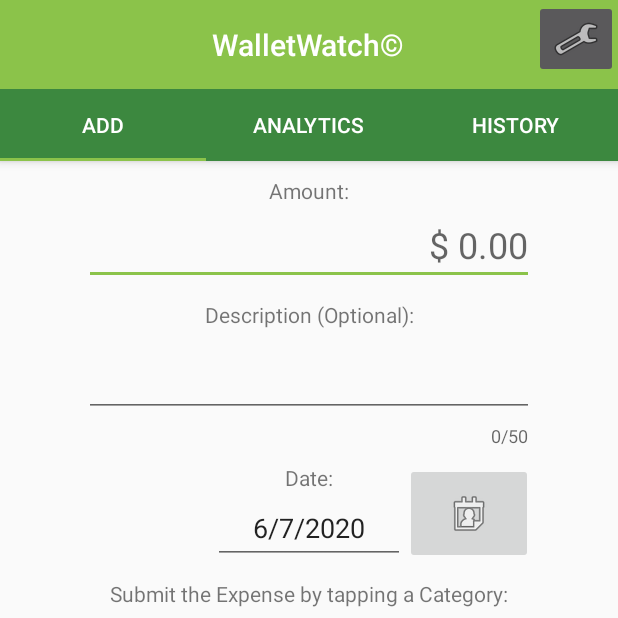
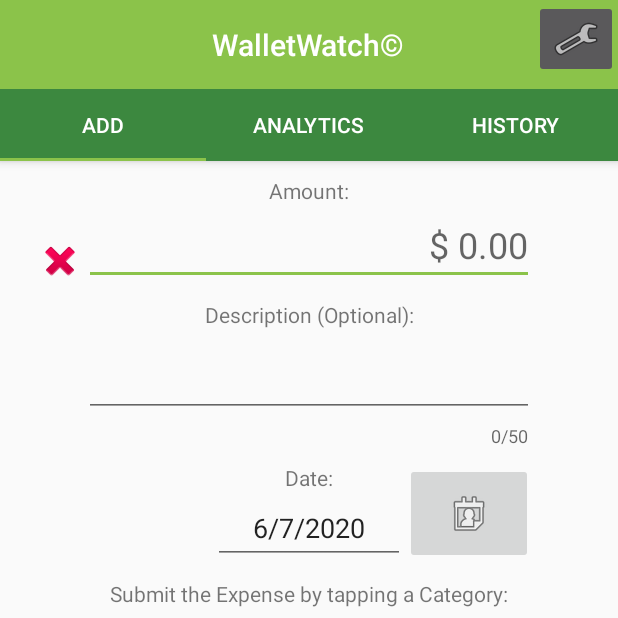
Before and after one commit to thedavidang/CSC4151, an Android app: the screen it shows after launch (MainActivity), on a phone screen of 412 x 824 dp, the top half of it. Run offline under Robolectric (Android 15) with nearby library versions, the phone set to English and light mode, and no system bars; libraries missing offline, so code that uses them is left out: lecho.lib.hellocharts, me.abhinay.input; plain views replace CurrencyEditText; 43 statements that could not run were skipped.

Commit message:
Added Invalid X [SPEN-54]
Added a red X to display when the user enters an invalid input into the amount or date textboxes.

```diff
--- a/Development/app/src/main/java/com/spendsages/walletwatch/Main/Tab1Fragment.kt
+++ b/Development/app/src/main/java/com/spendsages/walletwatch/Main/Tab1Fragment.kt
@@ -35,6 +35,7 @@ class Tab1Fragment : Fragment() {
 
     private lateinit var amountInput : CurrencyEditText
     private var validAmount = false
+    private lateinit var invalidAmount : ImageView
 
     private lateinit var descriptionInput : TextInputEditText
 
@@ -42,6 +43,7 @@ class Tab1Fragment : Fragment() {
     private var validDate = true
     private lateinit var dateSelector : CalendarView
     private lateinit var dateOverlay : View
+    private lateinit var invalidDate : ImageView
     private val modelDateFormat = SimpleDateFormat("yyyy-MM-dd", Locale.US)
     private val userDateFormat = SimpleDateFormat("M/d/yyyy", Locale.US)
     private val today = LocalDate.now().toString()
@@ -100,7 +102,15 @@ class Tab1Fragment : Fragment() {
     * Returns: True if amount field is not empty and not zero. */
     private fun validateAmountInput() : Boolean {
         val input = amountInput.text.toString()
-        validAmount = (input.isNotEmpty() && input != "$ 0.00") // TODO: ACTUALLY CHECK AMOUNT ZERO
+        validAmount = (input.isNotEmpty() && input != "$ 0.00")
+
+        if (validAmount) {
+            invalidAmount.visibility = View.GONE
+        }
+        else {
+            invalidAmount.visibility = View.VISIBLE
+        }
+
         return validAmount
     }
 
@@ -120,6 +130,13 @@ class Tab1Fragment : Fragment() {
         }
         catch (_ : Exception) {
             false
+        }
+
+        if (validDate) {
+            invalidDate.visibility = View.GONE
+        }
+        else {
+            invalidDate.visibility = View.VISIBLE
         }
 
         return validDate
@@ -218,6 +235,9 @@ class Tab1Fragment : Fragment() {
             override fun afterTextChanged(s: Editable) {}
         })
 
+        invalidAmount = rootView.findViewById(R.id.invalidAmount)
+        invalidAmount.visibility = View.VISIBLE
+
         dateInput = rootView.findViewById(R.id.dateField)
         /* The date should be initially set to the current date in the "MM/dd/yyyy" format. */
         dateInput.setText(userDateFormat.format(modelDateFormat.parse(today)!!))
@@ -239,6 +259,9 @@ class Tab1Fragment : Fragment() {
 
             override fun afterTextChanged(s: Editable) {}
         })
+
+        invalidDate = rootView.findViewById(R.id.invalidDate)
+        invalidDate.visibility = View.GONE
 
         /* Force both date formatters to require strict pattern matching. */
         modelDateFormat.isLenient = false
--- a/Development/app/src/main/res/layout/fragment_tab1.xml
+++ b/Development/app/src/main/res/layout/fragment_tab1.xml
@@ -38,6 +38,15 @@
         app:layout_constraintHorizontal_bias="0.5"
         app:layout_constraintStart_toStartOf="parent"
         app:layout_constraintTop_toBottomOf="@+id/amountLabel" />
+
+    <ImageView
+        android:id="@+id/invalidAmount"
+        android:layout_width="wrap_content"
+        android:layout_height="wrap_content"
+        android:contentDescription="@string/invalidAmountString"
+        android:src="@android:drawable/ic_delete"
+        app:layout_constraintBottom_toTopOf="@+id/amountSpacing"
+        app:layout_constraintEnd_toStartOf="@+id/amountField" />
 
     <Space
         android:id="@+id/amountSpacing"
@@ -117,6 +126,15 @@
         app:layout_constraintBottom_toTopOf="@+id/dateSpacing"
         app:layout_constraintStart_toEndOf="@+id/dateField"
         app:layout_constraintTop_toBottomOf="@+id/descriptionSpacing" />
+
+    <ImageView
+        android:id="@+id/invalidDate"
+        android:layout_width="wrap_content"
+        android:layout_height="wrap_content"
+        android:contentDescription="@string/invalidDateString"
+        android:src="@android:drawable/ic_delete"
+        app:layout_constraintBottom_toTopOf="@+id/dateSpacing"
+        app:layout_constraintEnd_toStartOf="@+id/dateField" />
 
     <Space
         android:id="@+id/dateSpacing"
--- a/Development/app/src/main/res/values/strings.xml
+++ b/Development/app/src/main/res/values/strings.xml
@@ -6,9 +6,11 @@
 
     <string name="amountString">Amount:</string>
     <string name="amountHintString">$ 0.00</string>
+    <string name="invalidAmountString">Invalid Amount</string>
     <string name="descriptionString">Description (Optional):</string>
     <string name="dateString">Date:</string>
     <string name="calendarString">Date Selector</string>
+    <string name="invalidDateString">Invalid Date</string>
     <string name="categoryString">Submit the Expense by tapping a Category:</string>
     <string name="addedEntryString">Expense Added</string>
 
```
Also changed, not shown: Development/app/src/main/java/com/spendsages/walletwatch/Main/Tab3Fragment.kt (+23 -0 lines), Development/app/src/main/res/layout/fragment_tab3.xml (+18 -0 lines).
